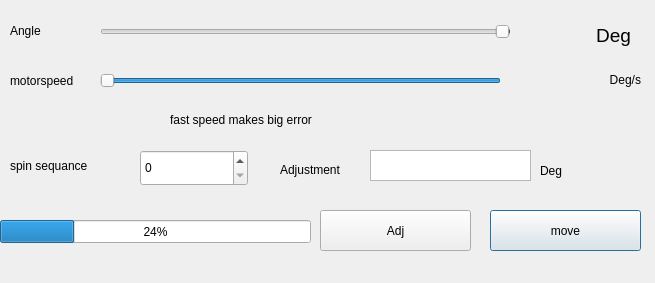
This is motor.ui in 4Y4N4/Lab as Qt 5 draws it before an edit. The edited form follows.
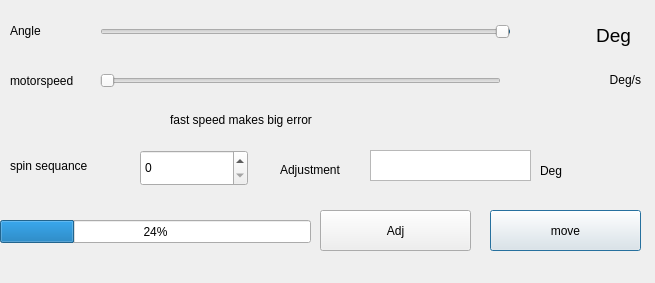
This is the edited form.

The edit to the form file:
```diff
--- a/motor.ui
+++ b/motor.ui
@@ -36,23 +36,17 @@
     </rect>
    </property>
    <property name="minimum">
-    <number>0</number>
+    <number>10</number>
    </property>
    <property name="maximum">
-    <number>200</number>
+    <number>2000</number>
    </property>
    <property name="value">
-    <number>200</number>
+    <number>1</number>
    </property>
    <property name="orientation">
     <enum>Qt::Horizontal</enum>
    </property>
-   <property name="invertedAppearance">
-    <bool>true</bool>
-   </property>
-   <property name="invertedControls">
-    <bool>false</bool>
-   </property>
   </widget>
   <widget class="QLabel" name="step">
    <property name="geometry">
```
